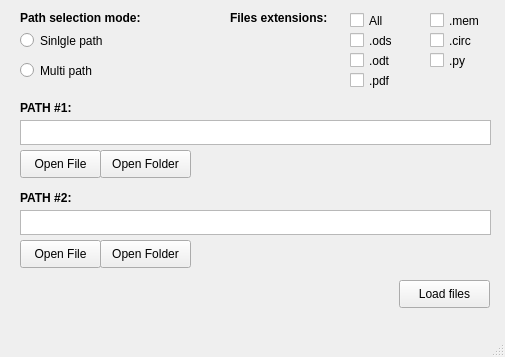
Above: gui/mainview.ui from fmsampaio/files-matcher before the change. Below: the same form after it.
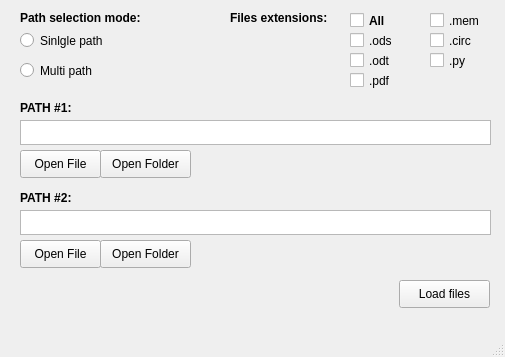
That is the form after the change.

Commit message: Checkboxes UI dynamics when All is selected

What changed in the file:
```diff
--- a/gui/mainview.ui
+++ b/gui/mainview.ui
@@ -222,6 +222,13 @@
       <height>21</height>
      </rect>
     </property>
+    <property name="font">
+     <font>
+      <weight>75</weight>
+      <bold>true</bold>
+      <underline>false</underline>
+     </font>
+    </property>
     <property name="text">
      <string>All</string>
     </property>
```
Left out of the diff: 14 changed lines with no effect on the pictures. The commit also changes 1 other file.
